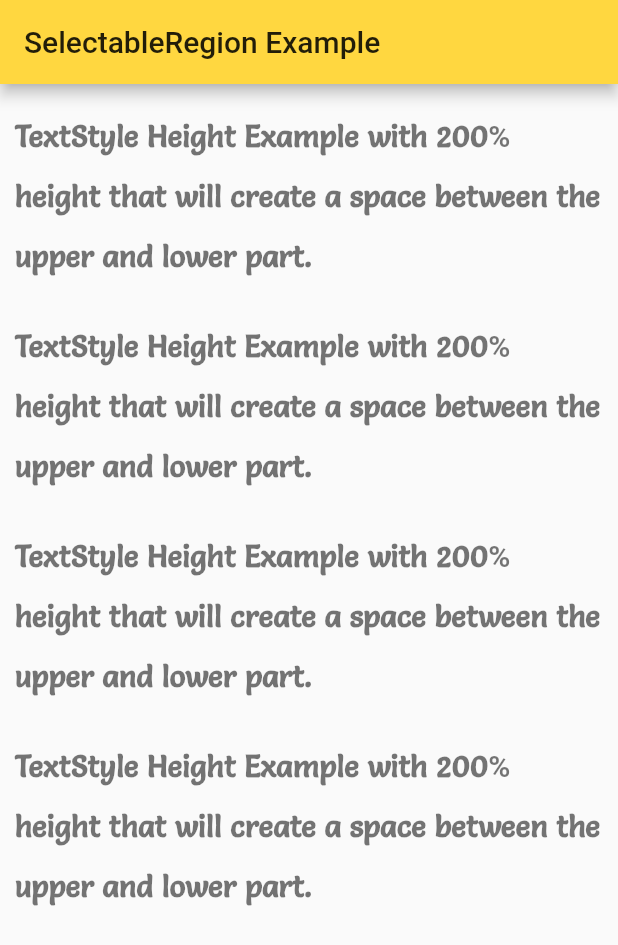
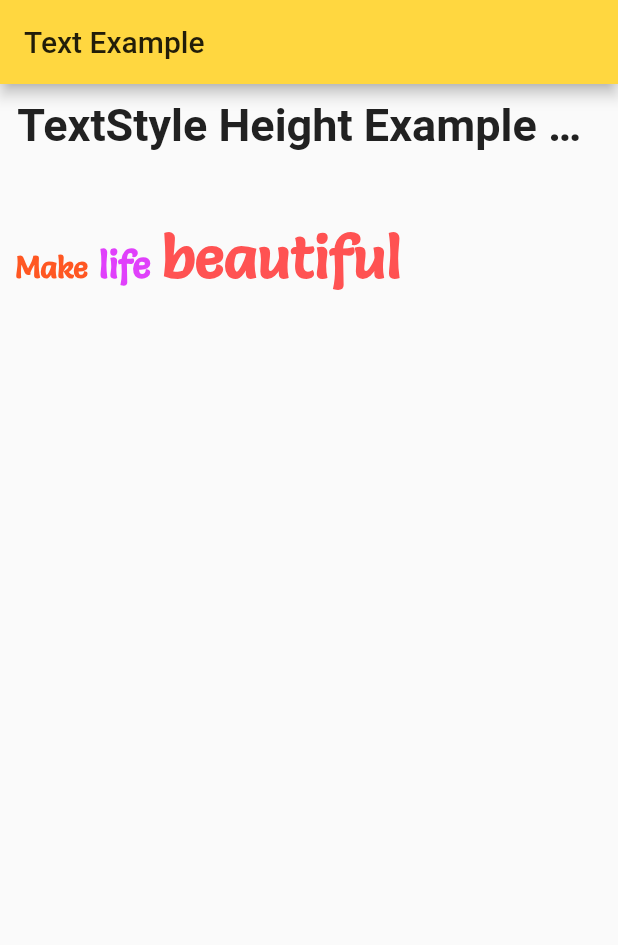
Before and after one commit to sanjibsinha/flutter_experiment, a Flutter app: the screen it shows after launch, on a phone screen of 412 x 824 dp. Shown: the top 945 px of the screen. Run offline on Flutter 3.47's test engine with Material 2 defaults, Android fonts, the phone set to English and light mode, and no system bars.

Commit message:
Text Initial

```diff
--- a/lib/main.dart
+++ b/lib/main.dart
@@ -5,7 +5,7 @@ void main() => runApp(const MyApp());
 class MyApp extends StatelessWidget {
   const MyApp({Key? key}) : super(key: key);
 
-  static const String _title = 'SelectableRegion Example';
+  static const String _title = 'Text Example';
 
   @override
   Widget build(BuildContext context) {
@@ -29,19 +29,22 @@ class MyApp extends StatelessWidget {
             fontFamily: 'Salsa',
             fontSize: 40.00,
             fontWeight: FontWeight.bold,
-            height: 4.0, // 400% of actual height
+            height: 2.0, // 200% of actual height
+            color: Colors.redAccent,
           ),
           headline2: TextStyle(
             fontFamily: 'Salsa',
             fontSize: 25.00,
             fontWeight: FontWeight.bold,
-            height: 2.5, // 250% of actual height
+            height: 1.5, // 150% of actual height
+            color: Colors.purpleAccent,
           ),
           headline3: TextStyle(
             fontFamily: 'Salsa',
             fontSize: 20.00,
             fontWeight: FontWeight.bold,
             height: 2.0, // 200% of actual height
+            color: Colors.deepOrange,
           ),
         ),
       ),
@@ -75,41 +78,43 @@ class _MyHomePageState extends State<MyHomePage> {
         backgroundColor: Theme.of(context).appBarTheme.backgroundColor,
       ),
       body: Center(
-        child: SelectableRegion(
-          selectionControls: materialTextSelectionControls,
-          focusNode: FocusNode(),
         child: ListView(
           children: [
             Container(
               margin: const EdgeInsets.all(10),
-                child: Text(
+              padding: const EdgeInsets.only(right: 13.0),
+              child: const Text(
                 'TextStyle Height Example with 200% height that will create a space between the upper and lower part.',
-                  style: Theme.of(context).textTheme.headline3,
+                textAlign: TextAlign.center,
+                overflow: TextOverflow.ellipsis,
+                style: TextStyle(
+                  fontSize: 30.0,
+                  color: Color(0xFF212121),
+                  fontWeight: FontWeight.bold,
+                ),
               ),
             ),
             Container(
                 margin: const EdgeInsets.all(10),
-                child: Text(
-                  'TextStyle Height Example with 200% height that will create a space between the upper and lower part.',
-                  style: Theme.of(context).textTheme.headline3,
+                child: Text.rich(
+                  TextSpan(
+                    text: 'Make',
+                    style: Theme.of(context)
+                        .textTheme
+                        .headline3, // default text style
+                    children: <TextSpan>[
+                      TextSpan(
+                        text: ' life ',
+                        style: Theme.of(context).textTheme.headline2,
                       ),
-              ),
-              Container(
-                margin: const EdgeInsets.all(10),
-                child: Text(
-                  'TextStyle Height Example with 200% height that will create a space between the upper and lower part.',
-                  style: Theme.of(context).textTheme.headline3,
-                ),
-              ),
-              Container(
-                margin: const EdgeInsets.all(10),
-                child: Text(
-                  'TextStyle Height Example with 200% height that will create a space between the upper and lower part.',
-                  style: Theme.of(context).textTheme.headline3,
-                ),
+                      TextSpan(
+                        text: 'beautiful',
+                        style: Theme.of(context).textTheme.headline1,
                       ),
                     ],
                   ),
+                )),
+          ],
         ),
       ),
     );
```
Lines whose indentation alone changed are shown as unchanged.
